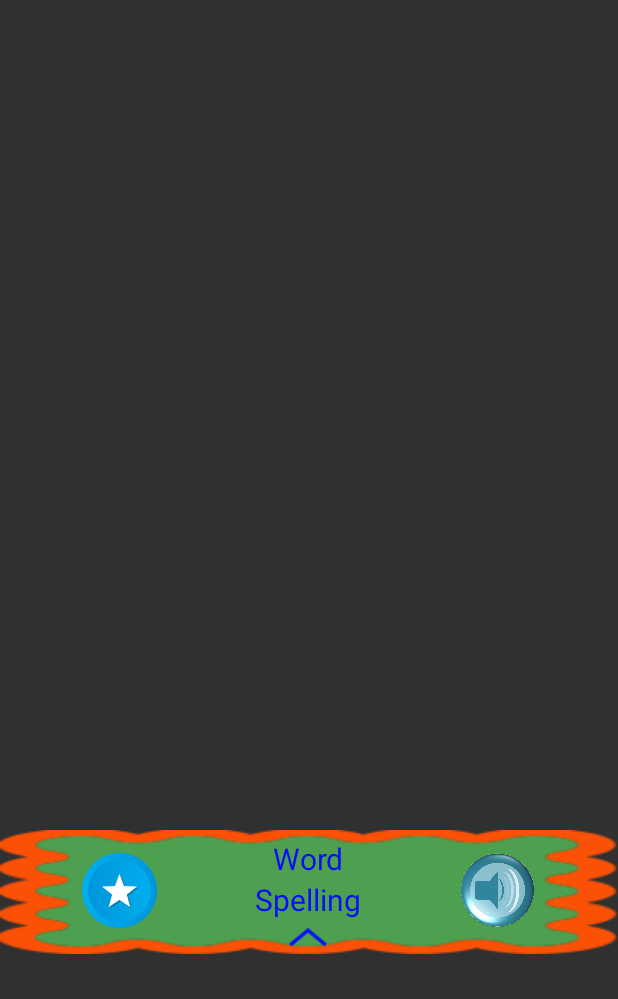
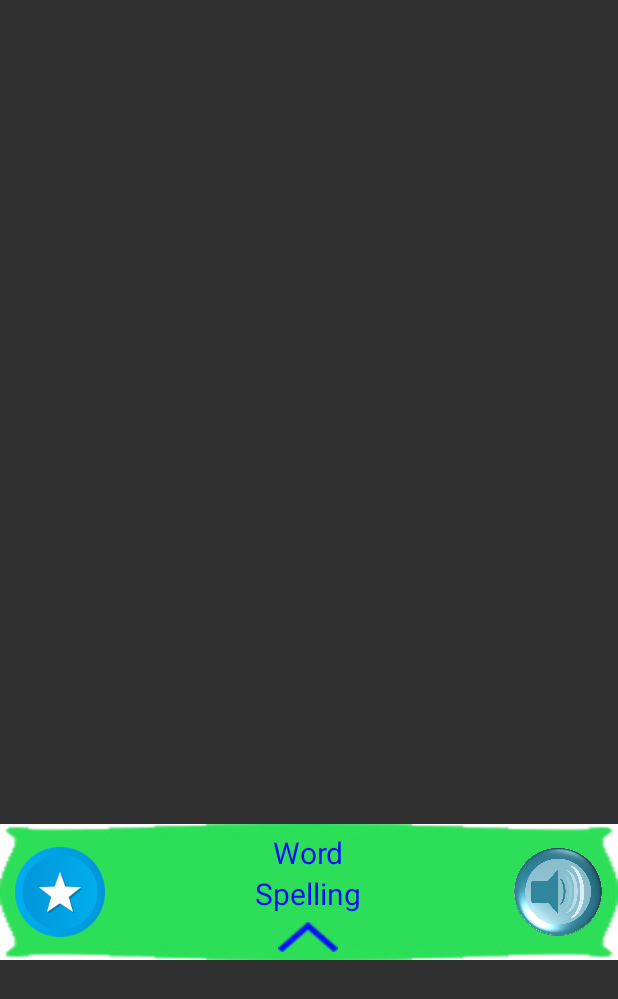
Before and after one commit to johntran1405/LearnVocabulary, an Android app: the layout custom_vocabulary_layout.xml on its own in the app's theme, with its tools: preview values and no code run, on a phone screen of 412 x 824 dp. Shown: the top 999 px of the screen. Run offline under Robolectric (Android 15) with nearby library versions, the phone set to English and light mode, and no system bars.

Commit message:
Hinh
Hinh

```diff
--- a/app/src/main/res/layout/custom_vocabulary_layout.xml
+++ b/app/src/main/res/layout/custom_vocabulary_layout.xml
@@ -1,7 +1,7 @@
 <?xml version="1.0" encoding="utf-8"?>
 <LinearLayout xmlns:android="http://schemas.android.com/apk/res/android"
     xmlns:tools="http://schemas.android.com/tools"
-
+    android:id="@+id/layoutMain"
     android:layout_width="match_parent"
     android:layout_height="match_parent"
     android:orientation="vertical"
@@ -31,7 +31,7 @@
         <LinearLayout
             android:layout_width="match_parent"
             android:layout_height="wrap_content"
-            android:background="@drawable/hinhnen"
+            android:background="@drawable/hinhnenv2"
             android:layout_centerHorizontal="true"
             android:layout_centerVertical="true"
             android:orientation="horizontal">
@@ -45,11 +45,12 @@
 
                 <Button
                     android:id="@+id/btn_bookmark"
-                    android:layout_width="50dp"
-                    android:layout_height="50dp"
-                    android:layout_marginLeft="25dp"
+                    android:layout_marginLeft="10dp"
                     android:layout_marginTop="15dp"
-                    android:background="@drawable/bookmark3"/>
+                    android:background="@drawable/bookmark3"
+                    android:layout_gravity="start"
+                    android:layout_width="60dp"
+                    android:layout_height="60dp" />
             </LinearLayout>
 
             <LinearLayout
@@ -77,12 +78,45 @@
                     android:text="Spelling"
                     android:layout_height="wrap_content" />
 
-                <Button
-                    android:id="@+id/btn_showContext"
-                    android:layout_width="25dp"
-                    android:layout_height="12dp"
-                    android:background="@drawable/up_arrow"
-                    android:layout_margin="5dp" />
+                <LinearLayout
+                    android:id="@+id/layoutShow"
+                    android:orientation="vertical"
+                    android:layout_width="match_parent"
+                    android:layout_height="match_parent">
+
+                    <Button
+                        android:id="@+id/btn_showContext"
+                        android:background="@drawable/up_arrow"
+                        android:layout_margin="5dp"
+                        android:layout_height="20dp"
+                        android:layout_width="40dp"
+                        android:layout_gravity="center"/>
+
+                    <TextView
+                        android:text="@string/txtvietnamese"
+                        android:visibility="gone"
+                        android:layout_width="match_parent"
+                        android:layout_height="wrap_content"
+                        android:id="@+id/txtVietnamese" />
+
+                    <ScrollView
+                        android:layout_width="match_parent"
+                        android:layout_height="match_parent">
+
+                        <LinearLayout
+                            android:layout_width="match_parent"
+                            android:layout_height="wrap_content"
+                            android:orientation="vertical" >
+
+                            <TextView
+                                android:text="@string/txtcontent"
+                                android:visibility="gone"
+                                android:layout_width="match_parent"
+                                android:layout_height="wrap_content"
+                                android:id="@+id/txtContent" />
+                        </LinearLayout>
+                    </ScrollView>
+                </LinearLayout>
 
             </LinearLayout>
 
@@ -95,11 +129,12 @@
 
                 <Button
                     android:id="@+id/btn_soundSpeak"
-                    android:layout_width="50dp"
                     android:background="@drawable/sound"
-                    android:layout_height="50dp"
+                    android:layout_gravity="right"
                     android:layout_marginTop="15dp"
-                    android:layout_marginRight="25dp" />
+                    android:layout_width="60dp"
+                    android:layout_height="60dp"
+                    android:layout_marginRight="10dp" />
             </LinearLayout>
 
 
```
Also changed, not shown: app/src/main/res/drawable/hinhnenv2.jpg (added).
